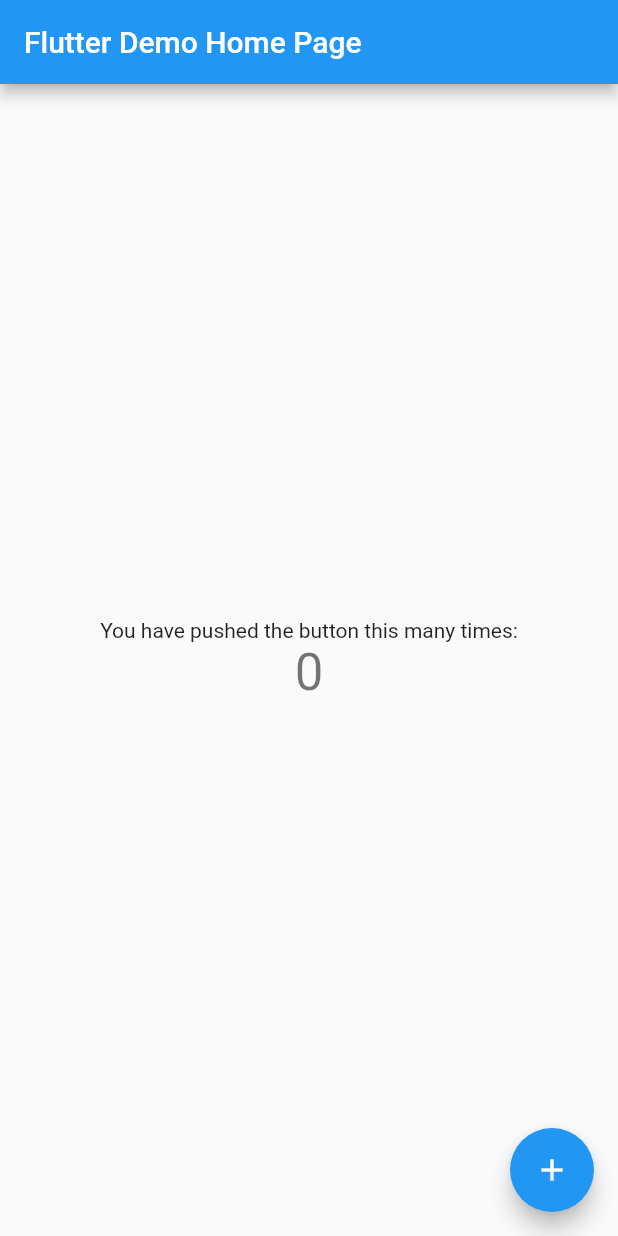
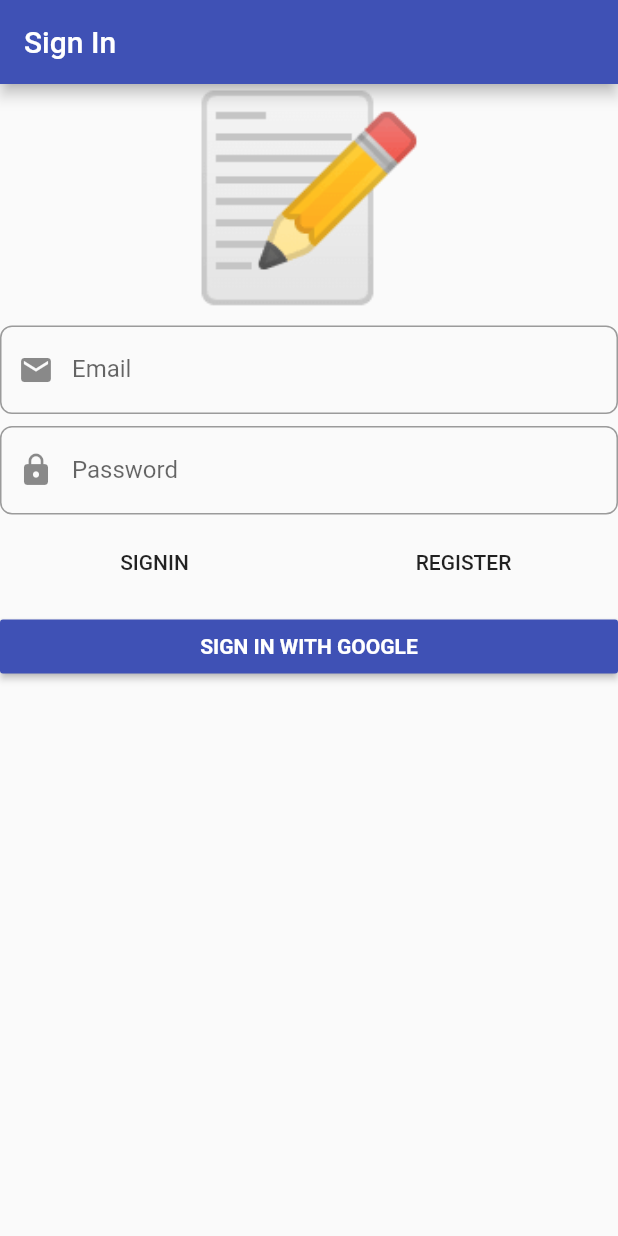
Before and after one commit to chrisoftech/ddd_todo, a Flutter app: the screen it shows after launch, on a phone screen of 412 x 824 dp. Run offline on Flutter 3.47's test engine with Material 2 defaults, Android fonts, the phone set to English and light mode, and no system bars; our stand-ins replace bloc, dartz, firebase_auth, flutter_bloc, freezed_annotation, get_it and 2 more; accounts and stored records are empty; generated files the repository leaves out were written again.

Commit message:
Installed injectable and get-it, Created and designed sign-in-form

```diff
--- /dev/null
+++ b/lib/a_core/di/injection.dart
@@ -0,0 +1,10 @@
+import 'package:ddd_todo/a_core/di/injection.iconfig.dart';
+import 'package:get_it/get_it.dart';
+import 'package:injectable/injectable.dart';
+
+final GetIt getIt = GetIt.instance;
+
+@injectableInit
+void configureInjection(String env) {
+  $initGetIt(getIt, environment: env);
+}
--- a/lib/application/sign_in_form/sign_in_form_bloc.dart
+++ b/lib/application/sign_in_form/sign_in_form_bloc.dart
@@ -6,6 +6,7 @@ import 'package:ddd_todo/domain/auth/auth_failure.dart';
 import 'package:ddd_todo/domain/auth/i_auth_facade.dart';
 import 'package:ddd_todo/domain/auth/value_objects.dart';
 import 'package:freezed_annotation/freezed_annotation.dart';
+import 'package:injectable/injectable.dart';
 import 'package:meta/meta.dart';
 
 part 'sign_in_form_event.dart';
@@ -13,6 +14,7 @@ part 'sign_in_form_state.dart';
 
 part 'sign_in_form_bloc.freezed.dart';
 
+@injectable
 class SignInFormBloc extends Bloc<SignInFormEvent, SignInFormState> {
   final IAuthFacade _authFacade;
 
--- a/lib/infrastructure/auth/auth_facade.dart
+++ b/lib/infrastructure/auth/auth_facade.dart
@@ -7,7 +7,9 @@ import 'package:firebase_auth/firebase_auth.dart';
 import 'package:flutter/foundation.dart';
 import 'package:flutter/services.dart';
 import 'package:google_sign_in/google_sign_in.dart';
+import 'package:injectable/injectable.dart';
 
+@LazySingleton(as: IAuthFacade)
 class AuthFacade implements IAuthFacade {
   final FirebaseAuth _firebaseAuth;
   final GoogleSignIn _googleSignIn;
@@ -63,7 +65,7 @@ class AuthFacade implements IAuthFacade {
       final _googleUser = await _googleSignIn.signIn();
 
       if (_googleUser == null) {
-        return left(AuthFailure.cancelledByUser());
+        return left(const AuthFailure.cancelledByUser());
       }
 
       final _googleAuthentication = await _googleUser.authentication;
--- a/lib/main.dart
+++ b/lib/main.dart
@@ -1,66 +1,9 @@
+import 'package:ddd_todo/a_core/di/injection.dart';
+import 'package:ddd_todo/presentation/core/app_widget.dart';
 import 'package:flutter/material.dart';
+import 'package:injectable/injectable.dart';
 
 void main() {
-  runApp(MyApp());
+  configureInjection(Environment.prod);
+  runApp(AppWidget());
 }
-
-class MyApp extends StatelessWidget {
-  @override
-  Widget build(BuildContext context) {
-    return MaterialApp(
-      title: 'Flutter Demo',
-      theme: ThemeData(
-        primarySwatch: Colors.blue,
-        visualDensity: VisualDensity.adaptivePlatformDensity,
-      ),
-      home: MyHomePage(title: 'Flutter Demo Home Page'),
-    );
-  }
-}
-
-class MyHomePage extends StatefulWidget {
-  MyHomePage({Key key, this.title}) : super(key: key);
-
-  final String title;
-
-  @override
-  _MyHomePageState createState() => _MyHomePageState();
-}
-
-class _MyHomePageState extends State<MyHomePage> {
-  int _counter = 0;
-
-  void _incrementCounter() {
-    setState(() {
-      _counter++;
-    });
-  }
-
-  @override
-  Widget build(BuildContext context) {
-    return Scaffold(
-      appBar: AppBar(
-        title: Text(widget.title),
-      ),
-      body: Center(
-        child: Column(
-          mainAxisAlignment: MainAxisAlignment.center,
-          children: <Widget>[
-            Text(
-              'You have pushed the button this many times:',
-            ),
-            Text(
-              '$_counter',
-              style: Theme.of(context).textTheme.headline4,
-            ),
-          ],
-        ),
-      ),
-      floatingActionButton: FloatingActionButton(
-        onPressed: _incrementCounter,
-        tooltip: 'Increment',
-        child: Icon(Icons.add),
-      ),
-    );
-  }
-}
--- /dev/null
+++ b/lib/presentation/core/app_widget.dart
@@ -0,0 +1,22 @@
+import 'package:ddd_todo/presentation/sign_in/sign_in_page.dart';
+import 'package:flutter/material.dart';
+
+class AppWidget extends StatelessWidget {
+  @override
+  Widget build(BuildContext context) {
+    return MaterialApp(
+      title: 'Notes',
+      debugShowCheckedModeBanner: false,
+      theme: ThemeData.light().copyWith(
+        primaryColor: Colors.indigo,
+        accentColor: Colors.orange,
+        inputDecorationTheme: InputDecorationTheme(
+          border: OutlineInputBorder(
+            borderRadius: BorderRadius.circular(8.0),
+          ),
+        ),
+      ),
+      home: SignInPage(),
+    );
+  }
+}
--- /dev/null
+++ b/lib/presentation/sign_in/sign_in_page.dart
@@ -0,0 +1,20 @@
+import 'package:ddd_todo/a_core/di/injection.dart';
+import 'package:ddd_todo/application/sign_in_form/sign_in_form_bloc.dart';
+import 'package:ddd_todo/presentation/sign_in/widgets/sign_in_form.dart';
+import 'package:flutter/material.dart';
+import 'package:flutter_bloc/flutter_bloc.dart';
+
+class SignInPage extends StatelessWidget {
+  @override
+  Widget build(BuildContext context) {
+    return Scaffold(
+      appBar: AppBar(
+        title: const Text('Sign In'),
+      ),
+      body: BlocProvider(
+        create: (context) => getIt<SignInFormBloc>(),
+        child: SignInForm(),
+      ),
+    );
+  }
+}
--- /dev/null
+++ b/lib/presentation/sign_in/widgets/sign_in_form.dart
@@ -0,0 +1,128 @@
+import 'package:ddd_todo/application/sign_in_form/sign_in_form_bloc.dart';
+import 'package:flutter/material.dart';
+import 'package:flutter_bloc/flutter_bloc.dart';
+
+class SignInForm extends StatelessWidget {
+  @override
+  Widget build(BuildContext context) {
+    return BlocConsumer<SignInFormBloc, SignInFormState>(
+      listener: (context, state) {
+        state.authFailureOrSuccessOption.fold(
+          () {},
+          (some) => some.fold((failure) {
+            final _message = failure.map(
+              cancelledByUser: (_) => 'Cancelled',
+              serverError: (_) => 'Server error',
+              emailAlreadyInUse: (_) => 'Email already in use',
+              invalidEmailAndPasswordCombination: (_) =>
+                  'Invalid email and password combination',
+            );
+
+            final _snackbar = SnackBar(
+              content: Text(_message),
+            );
+            Scaffold.of(context).showSnackBar(_snackbar);
+          }, (r) {
+            // TODO: Navigate
+          }),
+        );
+      },
+      builder: (context, state) {
+        return Form(
+          autovalidate: state.showErrorMessages,
+          child: ListView(
+            children: <Widget>[
+              const Text(
+                '📝',
+                textAlign: TextAlign.center,
+                style: TextStyle(fontSize: 130),
+              ),
+              const SizedBox(height: 8.0),
+              TextFormField(
+                autocorrect: false,
+                decoration: const InputDecoration(
+                  prefixIcon: Icon(Icons.email),
+                  labelText: 'Email',
+                ),
+                onChanged: (value) => context.bloc<SignInFormBloc>().add(
+                      SignInFormEvent.emailChanged(value),
+                    ),
+                validator: (_) => context
+                    .bloc<SignInFormBloc>()
+                    .state
+                    .emailAddress
+                    .value
+                    .fold(
+                      (f) => f.maybeMap(
+                        invalidEmail: (_) => 'Invalid Email',
+                        orElse: () => null,
+                      ),
+                      (_) => null,
+                    ),
+              ),
+              const SizedBox(height: 8.0),
+              TextFormField(
+                obscureText: true,
+                autocorrect: false,
+                decoration: const InputDecoration(
+                  prefixIcon: Icon(Icons.lock),
+                  labelText: 'Password',
+                ),
+                onChanged: (value) => context.bloc<SignInFormBloc>().add(
+                      SignInFormEvent.passwordChanged(value),
+                    ),
+                validator: (_) =>
+                    context.bloc<SignInFormBloc>().state.password.value.fold(
+                          (f) => f.maybeMap(
+                            shortPassword: (_) => 'Short password',
+                            orElse: () => null,
+                          ),
+                          (_) => null,
+                        ),
+              ),
+              const SizedBox(height: 8.0),
+              Row(
+                children: <Widget>[
+                  Expanded(
+                    child: FlatButton(
+                      onPressed: () {
+                        context.bloc<SignInFormBloc>().add(
+                            const SignInFormEvent.signInWithEmailAndPassword());
+                      },
+                      child: const Text('SIGNIN'),
+                    ),
+                  ),
+                  Expanded(
+                    child: FlatButton(
+                      onPressed: () {
+                        context.bloc<SignInFormBloc>().add(const SignInFormEvent
+                            .registerWithEmailAndPassword());
+                      },
+                      child: const Text('REGISTER'),
+                    ),
+                  ),
+                ],
+              ),
+              const SizedBox(height: 8.0),
+              RaisedButton(
+                onPressed: () {
+                  context
+                      .bloc<SignInFormBloc>()
+                      .add(const SignInFormEvent.signInWithGoogle());
+                },
+                color: Theme.of(context).primaryColor,
+                child: const Text(
+                  'SIGN IN WITH GOOGLE',
+                  style: TextStyle(
+                    color: Colors.white,
+                    fontWeight: FontWeight.bold,
+                  ),
+                ),
+              )
+            ],
+          ),
+        );
+      },
+    );
+  }
+}
--- a/pubspec.yaml
+++ b/pubspec.yaml
@@ -29,6 +29,8 @@ dependencies:
   firebase_core: ^0.4.5
   firebase_auth: ^0.16.1
   google_sign_in: ^4.5.1
+  injectable: ^0.4.0+1
+  get_it: ^4.0.2
 
 
   # The following adds the Cupertino Icons font to your application.
@@ -39,6 +41,8 @@ dev_dependencies:
   flutter_test:
     sdk: flutter
   build_runner: ^1.10.0
+  injectable_generator: ^0.4.1
+  lint: ^1.2.0
 
   freezed: ^0.10.9
 
```
Also changed, not shown: analysis_options.yaml (added, +7 -0 lines), lib/a_core/di/injection.iconfig.dart (added, +24 -0 lines), lib/infrastructure/core/injectable_module.dart (added, +9 -0 lines), pubspec.lock.
